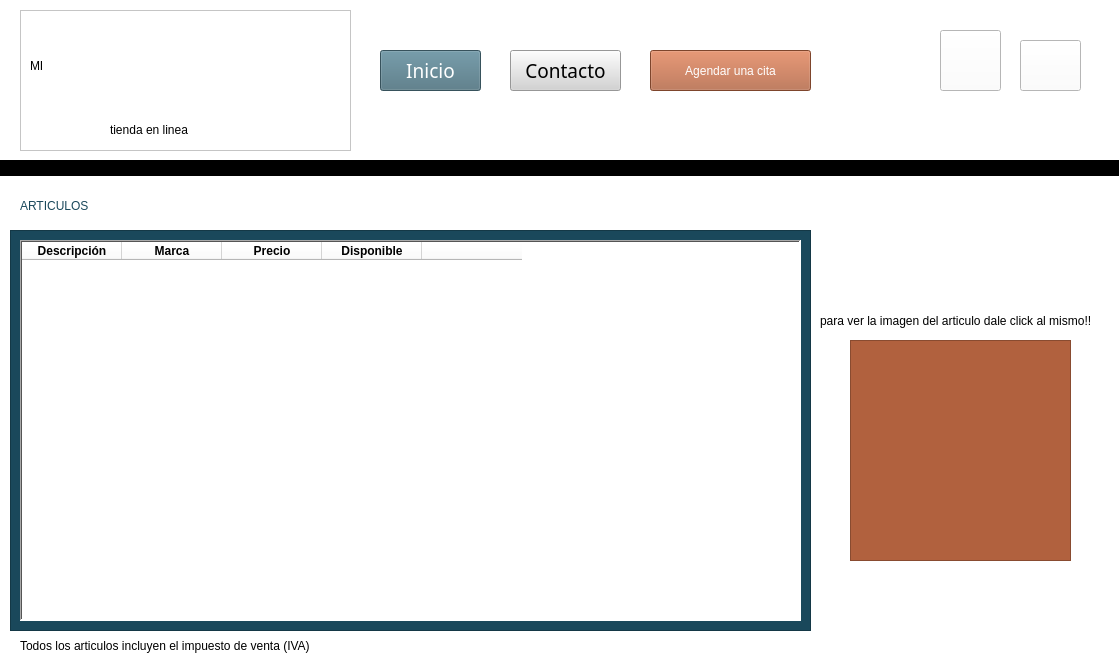
Old version of the form Interfaz/Tienda.ui in the repository elesteban-os/MyPetsCR.
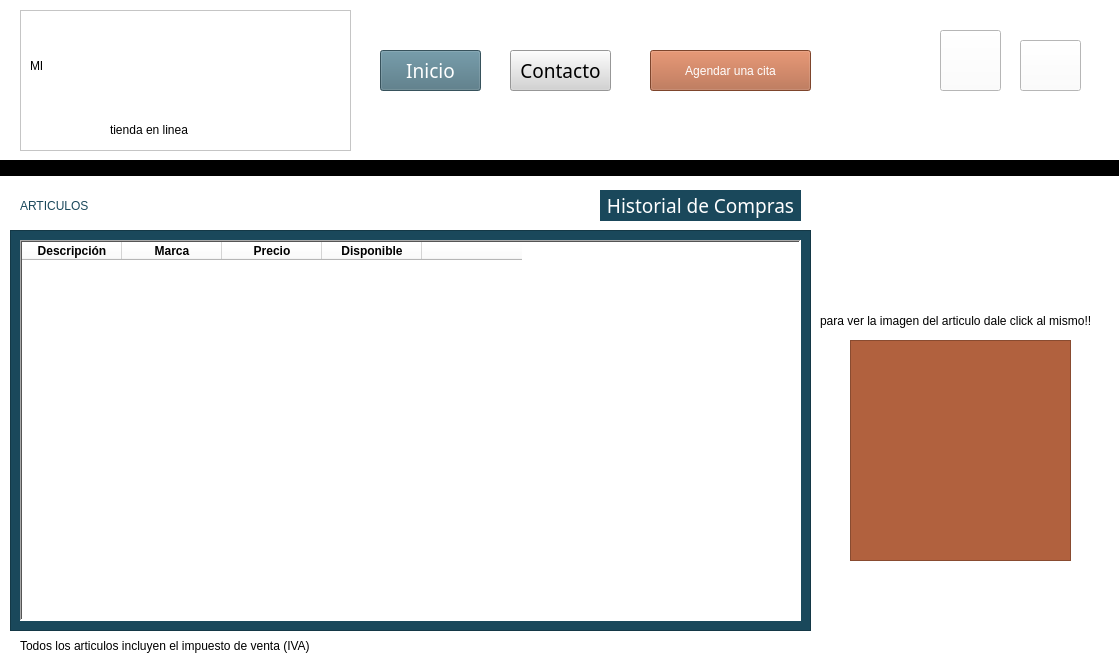
New version of the form. Icons and pictures are not drawn.

```diff
--- a/Interfaz/Tienda.ui
+++ b/Interfaz/Tienda.ui
@@ -57,7 +57,7 @@
     <rect>
      <x>510</x>
      <y>50</y>
-     <width>111</width>
+     <width>101</width>
      <height>41</height>
     </rect>
    </property>
@@ -461,6 +461,34 @@
     <string>para ver la imagen del articulo dale click al mismo!!</string>
    </property>
   </widget>
+  <widget class="QPushButton" name="pushButton_6">
+   <property name="geometry">
+    <rect>
+     <x>600</x>
+     <y>190</y>
+     <width>201</width>
+     <height>31</height>
+    </rect>
+   </property>
+   <property name="font">
+    <font>
+     <family>Bauhaus 93</family>
+     <pointsize>14</pointsize>
+     <italic>false</italic>
+     <bold>false</bold>
+    </font>
+   </property>
+   <property name="styleSheet">
+    <string notr="true">color: rgb(255, 255, 255);
+background-color: rgb(26, 72, 91);
+font: 14pt &quot;Bauhaus 93&quot;;
+border-color: rgb(255, 0, 0);
+border-radius: 20;</string>
+   </property>
+   <property name="text">
+    <string>Historial de Compras</string>
+   </property>
+  </widget>
  </widget>
  <resources/>
  <connections/>
```
